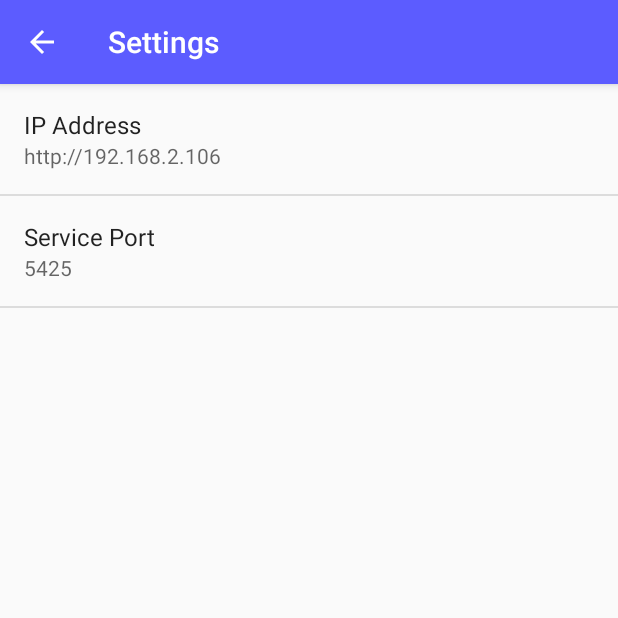
After one commit to Nik-Sch/Rezeptbuch-Android, an Android app: the SettingsActivity screen opened directly, with no data from a screen before it, on a phone screen of 412 x 824 dp, the top half of it. The commit adds this screen. Run offline under Robolectric (Android 15) with nearby library versions, the phone set to English and light mode, and no system bars; network calls fail.

Commit message:
added ip address/port settings

```diff
--- a/app/build.gradle
+++ b/app/build.gradle
@@ -12,6 +12,7 @@ android {
         versionCode 3
         versionName "1.1"
         testInstrumentationRunner "android.support.test.runner.AndroidJUnitRunner"
+        vectorDrawables.useSupportLibrary = true
     }
     buildTypes {
         release {
@@ -23,6 +24,7 @@ android {
 
 dependencies {
     implementation fileTree(include: ['*.jar'], dir: 'libs')
+    implementation 'com.android.support:support-vector-drawable:27.1.1'
     androidTestImplementation('com.android.support.test.espresso:espresso-core:2.2.2', {
         exclude group: 'com.android.support', module: 'support-annotations'
     })
--- /dev/null
+++ b/app/src/main/java/net/ddns/raspi_server/rezeptbuch/ui/AppCompatPreferenceActivity.kt
@@ -0,0 +1,90 @@
+package net.ddns.raspi_server.rezeptbuch.ui
+
+import android.content.res.Configuration
+import android.os.Bundle
+import android.preference.PreferenceActivity
+import android.support.annotation.LayoutRes
+import android.support.v7.app.ActionBar
+import android.support.v7.app.AppCompatDelegate
+import android.support.v7.widget.Toolbar
+import android.view.MenuInflater
+import android.view.View
+import android.view.ViewGroup
+
+/**
+ * A [android.preference.PreferenceActivity] which implements and proxies the necessary calls
+ * to be used with AppCompat.
+ */
+abstract class AppCompatPreferenceActivity : PreferenceActivity() {
+
+    override fun onCreate(savedInstanceState: Bundle?) {
+        delegate.installViewFactory()
+        delegate.onCreate(savedInstanceState)
+        super.onCreate(savedInstanceState)
+    }
+
+    override fun onPostCreate(savedInstanceState: Bundle?) {
+        super.onPostCreate(savedInstanceState)
+        delegate.onPostCreate(savedInstanceState)
+    }
+
+    val supportActionBar: ActionBar?
+        get() = delegate.supportActionBar
+
+    fun setSupportActionBar(toolbar: Toolbar?) {
+        delegate.setSupportActionBar(toolbar)
+    }
+
+    override fun getMenuInflater(): MenuInflater {
+        return delegate.menuInflater
+    }
+
+    override fun setContentView(@LayoutRes layoutResID: Int) {
+        delegate.setContentView(layoutResID)
+    }
+
+    override fun setContentView(view: View) {
+        delegate.setContentView(view)
+    }
+
+    override fun setContentView(view: View, params: ViewGroup.LayoutParams) {
+        delegate.setContentView(view, params)
+    }
+
+    override fun addContentView(view: View, params: ViewGroup.LayoutParams) {
+        delegate.addContentView(view, params)
+    }
+
+    override fun onPostResume() {
+        super.onPostResume()
+        delegate.onPostResume()
+    }
+
+    override fun onTitleChanged(title: CharSequence, color: Int) {
+        super.onTitleChanged(title, color)
+        delegate.setTitle(title)
+    }
+
+    override fun onConfigurationChanged(newConfig: Configuration) {
+        super.onConfigurationChanged(newConfig)
+        delegate.onConfigurationChanged(newConfig)
+    }
+
+    override fun onStop() {
+        super.onStop()
+        delegate.onStop()
+    }
+
+    override fun onDestroy() {
+        super.onDestroy()
+        delegate.onDestroy()
+    }
+
+    override fun invalidateOptionsMenu() {
+        delegate.invalidateOptionsMenu()
+    }
+
+    private val delegate: AppCompatDelegate by lazy {
+        AppCompatDelegate.create(this, null)
+    }
+}
--- a/app/src/main/java/net/ddns/raspi_server/rezeptbuch/ui/CreateRecipeActivity.kt
+++ b/app/src/main/java/net/ddns/raspi_server/rezeptbuch/ui/CreateRecipeActivity.kt
@@ -155,7 +155,7 @@ class CreateRecipeActivity : AppCompatActivity(), WebClient.RecipeUploadCallback
         mDescriptionEdit.setText(mRecipe?.mDescription)
 
         GlideApp.with(this)
-                .load(WebClient.getImageUrl(mRecipe))
+                .load(WebClient.getImageUrl(mRecipe, this))
                 .error(R.drawable.default_recipe_image_high)
                 .placeholder(R.drawable.default_recipe_image_low)
                 .centerCrop()
--- a/app/src/main/java/net/ddns/raspi_server/rezeptbuch/ui/MainActivity.kt
+++ b/app/src/main/java/net/ddns/raspi_server/rezeptbuch/ui/MainActivity.kt
@@ -1,7 +1,9 @@
 package net.ddns.raspi_server.rezeptbuch.ui
 
+import android.content.Context
 import android.content.Intent
 import android.os.Bundle
+import android.preference.PreferenceManager
 import android.support.design.widget.NavigationView
 import android.support.v4.app.FragmentManager
 import android.support.v4.view.GravityCompat
@@ -11,6 +13,7 @@ import android.support.v7.app.AppCompatActivity
 import android.support.v7.widget.Toolbar
 import android.view.Menu
 import android.view.MenuItem
+import android.widget.Toast
 
 import net.ddns.raspi_server.rezeptbuch.R
 import net.ddns.raspi_server.rezeptbuch.ui.categorylist.CategoryListFragment
@@ -137,6 +140,9 @@ class MainActivity : AppCompatActivity(), NavigationView.OnNavigationItemSelecte
                 .addToBackStack(RecipeListFragment::class.java.name)
                 .commit()
       }
+      R.id.nav_settings -> {
+        startActivity(Intent(this, SettingsActivity::class.java))
+      }
     }
 
     val drawer = findViewById<DrawerLayout>(R.id.drawer_layout)
--- a/app/src/main/java/net/ddns/raspi_server/rezeptbuch/ui/RecipeActivity.kt
+++ b/app/src/main/java/net/ddns/raspi_server/rezeptbuch/ui/RecipeActivity.kt
@@ -61,7 +61,7 @@ class RecipeActivity : AppCompatActivity() {
     val imageView = findViewById<ImageView>(R.id.app_bar_image)
 
     GlideApp.with(this)
-            .load(WebClient.getImageUrl(mRecipe))
+            .load(WebClient.getImageUrl(mRecipe, this))
             .error(
                     GlideApp.with(this)
                             .load(R.drawable.default_recipe_image_high_dark)
--- /dev/null
+++ b/app/src/main/java/net/ddns/raspi_server/rezeptbuch/ui/SettingsActivity.kt
@@ -0,0 +1,182 @@
+package net.ddns.raspi_server.rezeptbuch.ui
+
+import android.annotation.TargetApi
+import android.content.Context
+import android.content.Intent
+import android.content.res.Configuration
+import android.media.RingtoneManager
+import android.net.Uri
+import android.os.Build
+import android.os.Bundle
+import android.preference.ListPreference
+import android.preference.Preference
+import android.preference.PreferenceActivity
+import android.preference.PreferenceFragment
+import android.preference.PreferenceManager
+import android.preference.RingtonePreference
+import android.text.TextUtils
+import android.view.MenuItem
+import net.ddns.raspi_server.rezeptbuch.R
+
+/**
+ * A [PreferenceActivity] that presents a set of application settings. On
+ * handset devices, settings are presented as a single list. On tablets,
+ * settings are split by category, with category headers shown to the left of
+ * the list of settings.
+ *
+ * See [Android Design: Settings](http://developer.android.com/design/patterns/settings.html)
+ * for design guidelines and the [Settings API Guide](http://developer.android.com/guide/topics/ui/settings.html)
+ * for more information on developing a Settings UI.
+ */
+class SettingsActivity : AppCompatPreferenceActivity() {
+
+  override fun onCreate(savedInstanceState: Bundle?) {
+    super.onCreate(savedInstanceState)
+    setupActionBar()
+    fragmentManager
+            .beginTransaction()
+            .replace(android.R.id.content, GeneralPreferenceFragment())
+            .commit()
+  }
+
+  /**
+   * Set up the [android.app.ActionBar], if the API is available.
+   */
+  private fun setupActionBar() {
+    supportActionBar?.setDisplayHomeAsUpEnabled(true)
+  }
+
+  /**
+   * {@inheritDoc}
+   */
+  override fun onIsMultiPane(): Boolean {
+    return isXLargeTablet(this)
+  }
+
+//    /**
+//     * {@inheritDoc}
+//     */
+//    @TargetApi(Build.VERSION_CODES.HONEYCOMB)
+//    override fun onBuildHeaders(target: List<PreferenceActivity.Header>) {
+//        loadHeadersFromResource(R.xml.pref_headers, target)
+//    }
+
+  /**
+   * This method stops fragment injection in malicious applications.
+   * Make sure to deny any unknown fragments here.
+   */
+  override fun isValidFragment(fragmentName: String): Boolean {
+    return PreferenceFragment::class.java.name == fragmentName
+            || GeneralPreferenceFragment::class.java.name == fragmentName
+  }
+
+  /**
+   * This fragment shows general preferences only. It is used when the
+   * activity is showing a two-pane settings UI.
+   */
+  @TargetApi(Build.VERSION_CODES.HONEYCOMB)
+  class GeneralPreferenceFragment : PreferenceFragment() {
+    override fun onCreate(savedInstanceState: Bundle?) {
+      super.onCreate(savedInstanceState)
+      addPreferencesFromResource(R.xml.pref_general)
+      setHasOptionsMenu(true)
+
+      // Bind the summaries of EditText/List/Dialog/Ringtone preferences
+      // to their values. When their values change, their summaries are
+      // updated to reflect the new value, per the Android Design
+      // guidelines.
+      bindPreferenceSummaryToValue(findPreference("ip_address"))
+      bindPreferenceSummaryToValue(findPreference("port"))
+    }
+
+    override fun onOptionsItemSelected(item: MenuItem): Boolean {
+      val id = item.itemId
+      if (id == android.R.id.home) {
+        startActivity(Intent(activity, SettingsActivity::class.java))
+        return true
+      }
+      return super.onOptionsItemSelected(item)
+    }
+  }
+
+  companion object {
+
+    /**
+     * A preference value change listener that updates the preference's summary
+     * to reflect its new value.
+     */
+    private val sBindPreferenceSummaryToValueListener = Preference.OnPreferenceChangeListener { preference, value ->
+      val stringValue = value.toString()
+
+      if (preference is ListPreference) {
+        // For list preferences, look up the correct display value in
+        // the preference's 'entries' list.
+        val index = preference.findIndexOfValue(stringValue)
+
+        // Set the summary to reflect the new value.
+        preference.setSummary(
+                if (index >= 0)
+                  preference.entries[index]
+                else
+                  null)
+
+//            } else if (preference is RingtonePreference) {
+//                // For ringtone preferences, look up the correct display value
+//                // using RingtoneManager.
+//                if (TextUtils.isEmpty(stringValue)) {
+//                    // Empty values correspond to 'silent' (no ringtone).
+//                    preference.setSummary(R.string.pref_ringtone_silent)
+//
+//                } else {
+//                    val ringtone = RingtoneManager.getRingtone(
+//                            preference.getContext(), Uri.parse(stringValue))
+//
+//                    if (ringtone == null) {
+//                        // Clear the summary if there was a lookup error.
+//                        preference.setSummary(null)
+//                    } else {
+//                        // Set the summary to reflect the new ringtone display
+//                        // name.
+//                        val name = ringtone.getTitle(preference.getContext())
+//                        preference.setSummary(name)
+//                    }
+//                }
+
+      } else {
+        // For all other preferences, set the summary to the value's
+        // simple string representation.
+        preference.summary = stringValue
+      }
+      true
+    }
+
+    /**
+     * Helper method to determine if the device has an extra-large screen. For
+     * example, 10" tablets are extra-large.
+     */
+    private fun isXLargeTablet(context: Context): Boolean {
+      return context.resources.configuration.screenLayout and Configuration.SCREENLAYOUT_SIZE_MASK >= Configuration.SCREENLAYOUT_SIZE_XLARGE
+    }
+
+    /**
+     * Binds a preference's summary to its value. More specifically, when the
+     * preference's value is changed, its summary (line of text below the
+     * preference title) is updated to reflect the value. The summary is also
+     * immediately updated upon calling this method. The exact display format is
+     * dependent on the type of preference.
+
+     * @see .sBindPreferenceSummaryToValueListener
+     */
+    private fun bindPreferenceSummaryToValue(preference: Preference) {
+      // Set the listener to watch for value changes.
+      preference.onPreferenceChangeListener = sBindPreferenceSummaryToValueListener
+
+      // Trigger the listener immediately with the preference's
+      // current value.
+      sBindPreferenceSummaryToValueListener.onPreferenceChange(preference,
+              PreferenceManager
+                      .getDefaultSharedPreferences(preference.context)
+                      .getString(preference.key, ""))
+    }
+  }
+}
--- a/app/src/main/java/net/ddns/raspi_server/rezeptbuch/ui/ViewImageActivity.kt
+++ b/app/src/main/java/net/ddns/raspi_server/rezeptbuch/ui/ViewImageActivity.kt
@@ -28,7 +28,7 @@ class ViewImageActivity : AppCompatActivity() {
             View.SYSTEM_UI_FLAG_IMMERSIVE
 
     GlideApp.with(this)
-            .load(WebClient.getImageUrl(recipe))
+            .load(WebClient.getImageUrl(recipe, this))
             .error(
                     GlideApp.with(this)
                             .load(R.drawable.default_recipe_image_high)
--- a/app/src/main/java/net/ddns/raspi_server/rezeptbuch/ui/recipelist/RecipeRecyclerViewAdapter.kt
+++ b/app/src/main/java/net/ddns/raspi_server/rezeptbuch/ui/recipelist/RecipeRecyclerViewAdapter.kt
@@ -47,7 +47,7 @@ class RecipeRecyclerViewAdapter(private val mValues: List<Recipe>,
     holder.mDescription.text = holder.mItem?.mDescription + "\n\n"
 
     GlideApp.with(mContext)
-            .load(WebClient.getImageUrl(holder.mItem))
+            .load(WebClient.getImageUrl(holder.mItem, mContext))
             .error(R.drawable.default_recipe_image_high)
             .placeholder(R.drawable.default_recipe_image_low)
             .centerCrop()
--- /dev/null
+++ b/app/src/main/res/drawable/ic_info_black_24dp.xml
@@ -0,0 +1,9 @@
+<vector xmlns:android="http://schemas.android.com/apk/res/android"
+    android:width="24dp"
+    android:height="24dp"
+    android:viewportHeight="24.0"
+    android:viewportWidth="24.0">
+    <path
+        android:fillColor="#FF000000"
+        android:pathData="M12,2C6.48,2 2,6.48 2,12s4.48,10 10,10 10,-4.48 10,-10S17.52,2 12,2zm1,15h-2v-6h2v6zm0,-8h-2V7h2v2z" />
+</vector>
--- /dev/null
+++ b/app/src/main/res/drawable/ic_notifications_black_24dp.xml
@@ -0,0 +1,9 @@
+<vector xmlns:android="http://schemas.android.com/apk/res/android"
+    android:width="24dp"
+    android:height="24dp"
+    android:viewportHeight="24.0"
+    android:viewportWidth="24.0">
+    <path
+        android:fillColor="#FF000000"
+        android:pathData="M11.5,22c1.1,0 2,-0.9 2,-2h-4c0,1.1 0.9,2 2,2zm6.5,-6v-5.5c0,-3.07 -2.13,-5.64 -5,-6.32V3.5c0,-0.83 -0.67,-1.5 -1.5,-1.5S10,2.67 10,3.5v0.68c-2.87,0.68 -5,3.25 -5,6.32V16l-2,2v1h17v-1l-2,-2z" />
+</vector>
--- /dev/null
+++ b/app/src/main/res/drawable/ic_sync_black_24dp.xml
@@ -0,0 +1,9 @@
+<vector xmlns:android="http://schemas.android.com/apk/res/android"
+    android:width="24dp"
+    android:height="24dp"
+    android:viewportHeight="24.0"
+    android:viewportWidth="24.0">
+    <path
+        android:fillColor="#FF000000"
+        android:pathData="M12 4V1L8 5l4 4V6c3.31 0 6 2.69 6 6 0 1.01,-.25 1.97,-.7 2.8l1.46 1.46C19.54 15.03 20 13.57 20 12c0,-4.42,-3.58,-8,-8,-8zm0 14c-3.31 0,-6,-2.69,-6,-6 0,-1.01.25,-1.97.7,-2.8L5.24 7.74C4.46 8.97 4 10.43 4 12c0 4.42 3.58 8 8 8v3l4,-4,-4,-4v3z" />
+</vector>
--- a/app/src/main/res/values/strings.xml
+++ b/app/src/main/res/values/strings.xml
@@ -56,4 +56,14 @@
     <string name="action_fav">Favorite</string>
     <string name="no_favorite">"You have not favored any recipes.\nTo do so, click the heart when viewing a recipe."</string>
     <string name="action_share">Share</string>
+    <string name="title_activity_settings">Settings</string>
+
+    <!-- Strings related to Settings -->
+
+    <string name="pref_title_ip_address">IP Address</string>
+    <string name="pref_default_ip_address">http://192.168.2.106</string>
+
+    <string name="pref_title_port">Service Port</string>
+    <string name="pref_default_port">5425</string>
+    <string name="pref_header_general">General Settings</string>
 </resources>
--- /dev/null
+++ b/app/src/main/res/xml/pref_general.xml
@@ -0,0 +1,43 @@
+<PreferenceScreen xmlns:android="http://schemas.android.com/apk/res/android">
+
+    <!--<SwitchPreference-->
+    <!--android:defaultValue="true"-->
+    <!--android:key="example_switch"-->
+    <!--android:summary="@string/pref_description_social_recommendations"-->
+    <!--android:title="@string/pref_title_social_recommendations" />-->
+
+    <!-- NOTE: EditTextPreference accepts EditText attributes. -->
+    <!-- NOTE: EditTextPreference's summary should be set to its value by the activity code. -->
+    <EditTextPreference
+        android:capitalize="words"
+        android:defaultValue="@string/pref_default_ip_address"
+        android:inputType="number"
+        android:key="ip_address"
+        android:maxLines="1"
+        android:selectAllOnFocus="true"
+        android:singleLine="true"
+        android:title="@string/pref_title_ip_address" />
+
+    <EditTextPreference
+        android:capitalize="words"
+        android:defaultValue="@string/pref_default_port"
+        android:inputType="number"
+        android:key="port"
+        android:maxLines="1"
+        android:selectAllOnFocus="true"
+        android:singleLine="true"
+        android:title="@string/pref_title_port" />
+
+    <!-- NOTE: Hide buttons to simplify the UI. Users can touch outside the dialog to
+         dismiss it. -->
+    <!-- NOTE: ListPreference's summary should be set to its value by the activity code. -->
+    <!--<ListPreference-->
+    <!--android:defaultValue="-1"-->
+    <!--android:entries="@array/pref_example_list_titles"-->
+    <!--android:entryValues="@array/pref_example_list_values"-->
+    <!--android:key="example_list"-->
+    <!--android:negativeButtonText="@null"-->
+    <!--android:positiveButtonText="@null"-->
+    <!--android:title="@string/pref_title_add_friends_to_messages" />-->
+
+</PreferenceScreen>
--- /dev/null
+++ b/app/src/main/res/xml/pref_headers.xml
@@ -0,0 +1,20 @@
+<preference-headers xmlns:android="http://schemas.android.com/apk/res/android">
+
+    <!-- These settings headers are only used on tablets. -->
+
+    <header
+        android:fragment="net.ddns.raspi_server.rezeptbuch.ui.SettingsActivity$GeneralPreferenceFragment"
+        android:icon="@drawable/ic_info_black_24dp"
+        android:title="@string/pref_header_general" />
+
+    <!--<header-->
+        <!--android:fragment="net.ddns.raspi_server.rezeptbuch.ui.SettingsActivity$NotificationPreferenceFragment"-->
+        <!--android:icon="@drawable/ic_notifications_black_24dp"-->
+        <!--android:title="@string/pref_header_notifications" />-->
+
+    <!--<header-->
+        <!--android:fragment="net.ddns.raspi_server.rezeptbuch.ui.SettingsActivity$DataSyncPreferenceFragment"-->
+        <!--android:icon="@drawable/ic_sync_black_24dp"-->
+        <!--android:title="@string/pref_header_data_sync" />-->
+
+</preference-headers>
--- a/build.gradle
+++ b/build.gradle
@@ -11,7 +11,7 @@ buildscript {
         }
     }
     dependencies {
-        classpath 'com.android.tools.build:gradle:3.1.2'
+        classpath 'com.android.tools.build:gradle:3.1.4'
         classpath "org.jetbrains.kotlin:kotlin-gradle-plugin:$kotlin_version"
 
         // NOTE: Do not place your application dependencies here; they belong
```
Also changed, not shown: app/src/main/AndroidManifest.xml (+5 -3 lines), app/src/main/java/net/ddns/raspi_server/rezeptbuch/util/WebClient.kt (+41 -12 lines), app/src/main/res/menu/activity_main_drawer.xml (+8 -8 lines), 1 other file.
